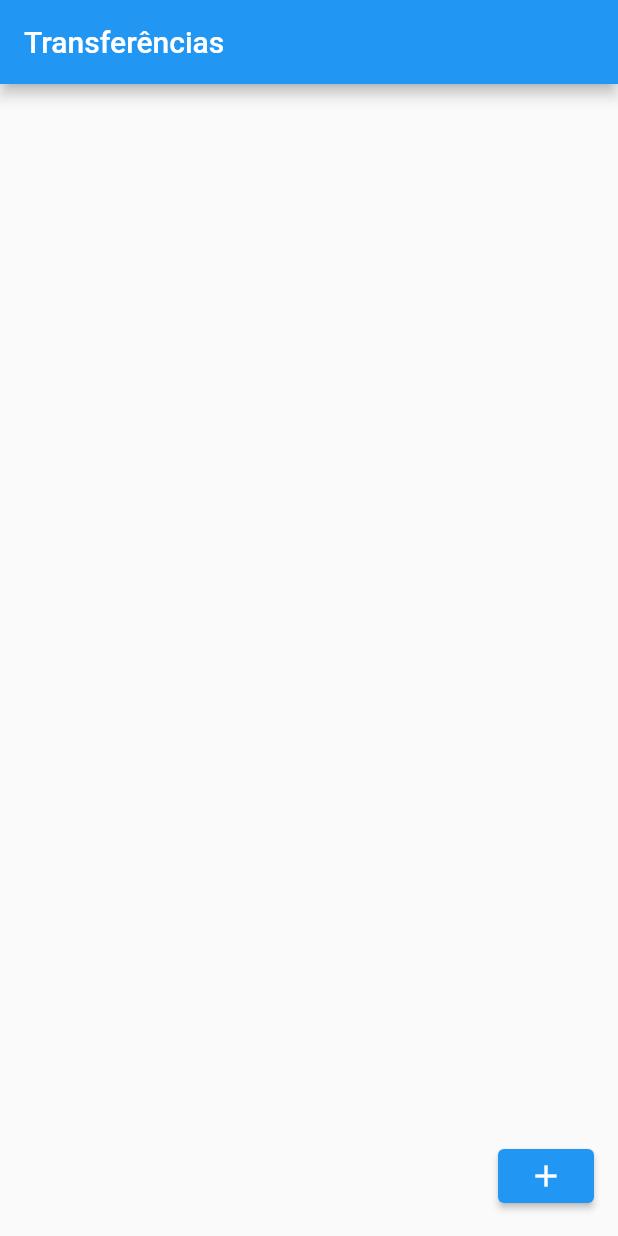
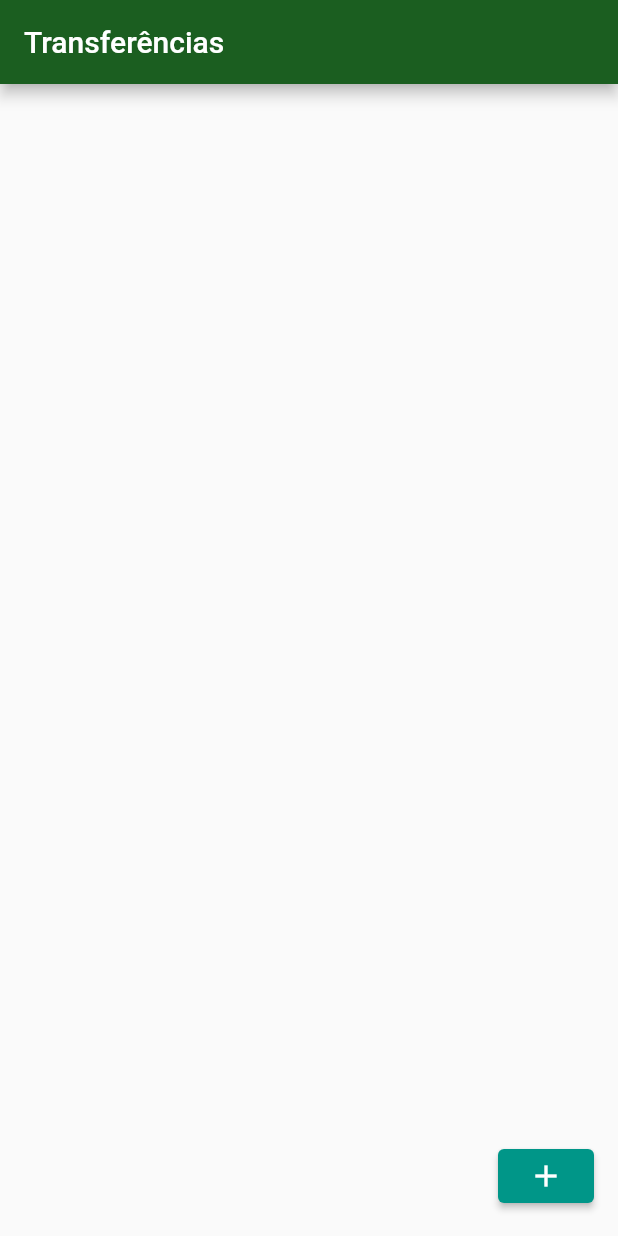
Before and after one commit to hi-im-yan/bytebank, a Flutter app: the screen it shows after launch, on a phone screen of 412 x 824 dp. Run offline on Flutter 3.47's test engine with Material 2 defaults, Android fonts, the phone set to English and light mode, and no system bars.

Commit message:
feat - mudança de cor

```diff
--- a/lib/main.dart
+++ b/lib/main.dart
@@ -10,15 +10,22 @@ class BytebankApp extends StatelessWidget {
   @override
   Widget build(BuildContext context) {
     return MaterialApp(
-      home: Scaffold(
-        body: ListaTransferencia(),
+      theme: ThemeData(
+        appBarTheme: AppBarTheme(
+          color: Colors.green[900],
+        ),
+        elevatedButtonTheme: ElevatedButtonThemeData(
+          style: ButtonStyle(
+            backgroundColor: MaterialStateProperty.all(Colors.teal),
+          ),
+        ),
       ),
+      home: ListaTransferencia(),
     );
   }
 }
 
 class FormularioTransferencia extends StatefulWidget {
-
   @override
   State<StatefulWidget> createState() {
     return FormularioTransferenciaState();
@@ -138,7 +145,9 @@ class ListaTransferenciaState extends State<ListaTransferencia> {
             return FormularioTransferencia();
           }));
           future.then((transferenciaRecebida) {
-            setState(() => widget._transferencias.add(transferenciaRecebida));
+            if (transferenciaRecebida != null) {
+              setState(() => widget._transferencias.add(transferenciaRecebida));
+            }
           });
         },
       ),
```
